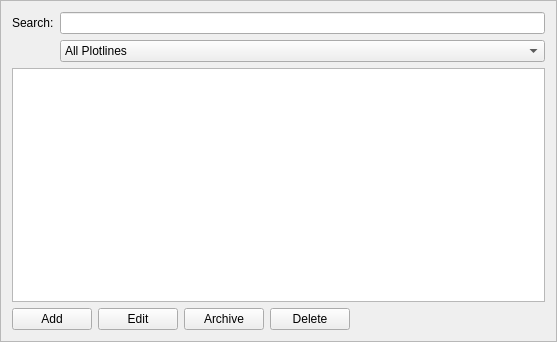
Above: src/app/plotframe.ui from src-r-r/plotline before the change. Below: the same form after it.
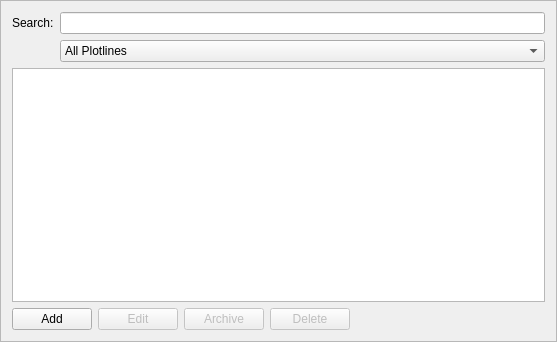
That is the form after the change. Icons and pictures are not drawn.

Patch:
```diff
--- a/src/app/plotframe.ui
+++ b/src/app/plotframe.ui
@@ -90,6 +90,9 @@
        </item>
        <item>
         <widget class="QPushButton" name="editPlotline">
+         <property name="enabled">
+          <bool>false</bool>
+         </property>
          <property name="text">
           <string>Edit</string>
          </property>
@@ -97,6 +100,9 @@
        </item>
        <item alignment="Qt::AlignLeft">
         <widget class="QPushButton" name="archivePlotline">
+         <property name="enabled">
+          <bool>false</bool>
+         </property>
          <property name="sizePolicy">
           <sizepolicy hsizetype="Maximum" vsizetype="Fixed">
            <horstretch>0</horstretch>
@@ -114,6 +120,9 @@
        </item>
        <item alignment="Qt::AlignLeft">
         <widget class="QPushButton" name="deletePlotline">
+         <property name="enabled">
+          <bool>false</bool>
+         </property>
          <property name="sizePolicy">
           <sizepolicy hsizetype="Maximum" vsizetype="Fixed">
            <horstretch>0</horstretch>
```
Left out of the diff: 4 changed lines with no effect on the pictures.
